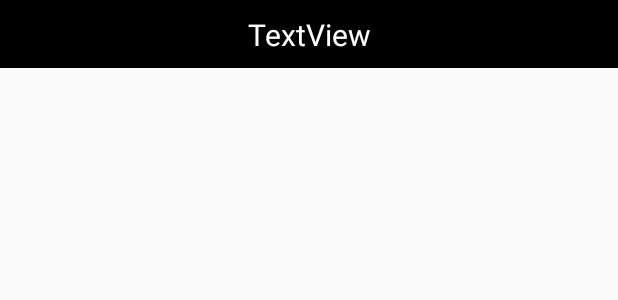
After one commit to brucelee2019-strive/TaurusPay, an Android app: the layout fragment_about.xml on its own in the app's theme, with its tools: preview values and no code run, on a phone screen of 412 x 824 dp. The commit adds this screen. Shown: the top 300 px of the screen. Run offline under Robolectric (Android 15) with nearby library versions, the phone set to English and light mode, and no system bars.

Commit message:
关于UI

```diff
--- /dev/null
+++ b/app/src/main/res/layout/fragment_about.xml
@@ -0,0 +1,10 @@
+<?xml version="1.0" encoding="utf-8"?>
+<LinearLayout xmlns:android="http://schemas.android.com/apk/res/android"
+    xmlns:app="http://schemas.android.com/apk/res-auto"
+    xmlns:tools="http://schemas.android.com/tools"
+    android:orientation="vertical" android:layout_width="match_parent"
+    android:layout_height="match_parent">
+
+    <include layout="@layout/layout_title_bar"></include>
+
+</LinearLayout>
--- a/app/src/main/res/layout/fragment_mine.xml
+++ b/app/src/main/res/layout/fragment_mine.xml
@@ -58,6 +58,7 @@
     </androidx.constraintlayout.widget.ConstraintLayout>
 
     <androidx.constraintlayout.widget.ConstraintLayout
+        android:id="@+id/cl_bill"
         android:layout_width="match_parent"
         android:layout_height="50dp">
 
@@ -98,6 +99,7 @@
         android:background="@color/black"></TextView>
 
     <androidx.constraintlayout.widget.ConstraintLayout
+        android:id="@+id/cl_bank_set"
         android:layout_width="match_parent"
         android:layout_height="50dp">
 
@@ -138,6 +140,7 @@
         android:background="@color/black"></TextView>
 
     <androidx.constraintlayout.widget.ConstraintLayout
+        android:id="@+id/cl_qr_code"
         android:layout_width="match_parent"
         android:layout_height="50dp">
 
@@ -178,6 +181,7 @@
         android:background="@color/black"></TextView>
 
     <androidx.constraintlayout.widget.ConstraintLayout
+        android:id="@+id/cl_activate_word"
         android:layout_width="match_parent"
         android:layout_height="50dp">
 
@@ -218,6 +222,7 @@
         android:background="@color/black"></TextView>
 
     <androidx.constraintlayout.widget.ConstraintLayout
+        android:id="@+id/cl_change_password"
         android:layout_width="match_parent"
         android:layout_height="50dp">
 
@@ -258,6 +263,7 @@
         android:background="@color/black"></TextView>
 
     <androidx.constraintlayout.widget.ConstraintLayout
+        android:id="@+id/cl_about"
         android:layout_width="match_parent"
         android:layout_height="50dp">
 
--- /dev/null
+++ b/app/src/main/res/layout/layout_title_bar.xml
@@ -0,0 +1,30 @@
+<?xml version="1.0" encoding="utf-8"?>
+<androidx.constraintlayout.widget.ConstraintLayout xmlns:android="http://schemas.android.com/apk/res/android"
+    android:layout_width="match_parent"
+    android:layout_height="45dp"
+    xmlns:app="http://schemas.android.com/apk/res-auto"
+    android:background="@color/black">
+
+    <TextView
+        android:id="@+id/tv_title"
+        app:layout_constraintBottom_toBottomOf="parent"
+        app:layout_constraintEnd_toEndOf="parent"
+        app:layout_constraintStart_toStartOf="parent"
+        app:layout_constraintTop_toTopOf="parent"
+        android:layout_width="wrap_content"
+        android:layout_height="wrap_content"
+        android:text="TextView"
+        android:textColor="@color/white"
+        android:textSize="20sp" />
+
+    <TextView
+        android:id="@+id/tv_back_btn"
+        app:layout_constraintBottom_toBottomOf="parent"
+        app:layout_constraintStart_toStartOf="parent"
+        app:layout_constraintTop_toTopOf="parent"
+        android:layout_width="45dp"
+        android:layout_height="45dp"
+        android:layout_marginStart="24dp"
+        android:textColor="@color/white"
+        android:textSize="30sp" />
+</androidx.constraintlayout.widget.ConstraintLayout>
```
Also changed, not shown: app/src/main/java/com/mchaw/tauruspay/ui/main/mine/MineFragment.java (+23 -0 lines), app/src/main/java/com/mchaw/tauruspay/ui/main/mine/about/AboutFragment.java (added, +49 -0 lines), 3 other files.
